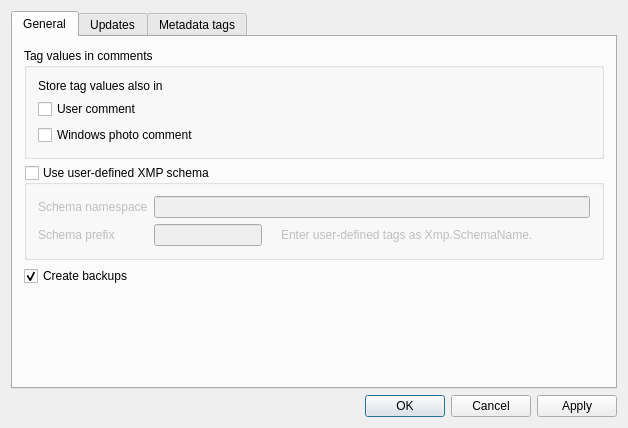
Above: src/ui/analogexifoptions.ui from cgilles/digikam-analogexif before the change. Below: the same form after it.
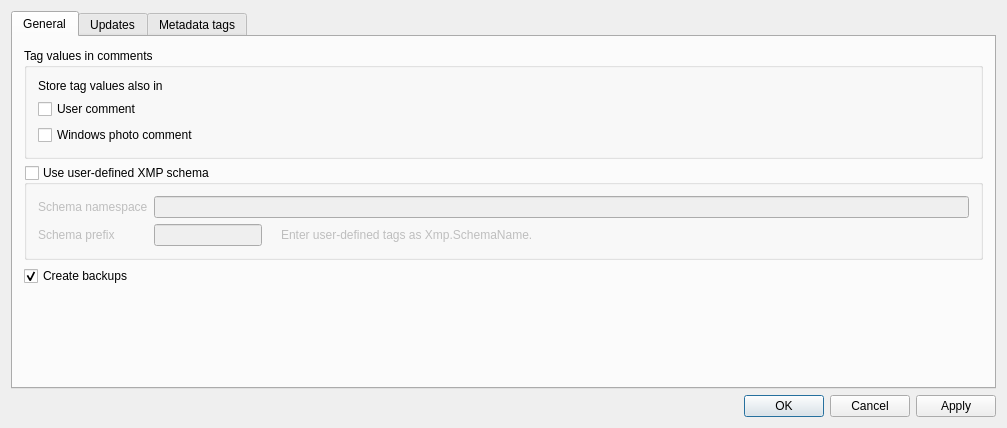
That is the form after the change. Icons and pictures are not drawn. Custom widgets are drawn as their Qt base class.

What changed in the file:
```diff
--- a/src/ui/analogexifoptions.ui
+++ b/src/ui/analogexifoptions.ui
@@ -9,7 +9,7 @@
    <rect>
     <x>0</x>
     <y>0</y>
-    <width>628</width>
+    <width>1007</width>
     <height>428</height>
    </rect>
   </property>
```
Left out of the diff: 36 changed lines with no effect on the pictures.
